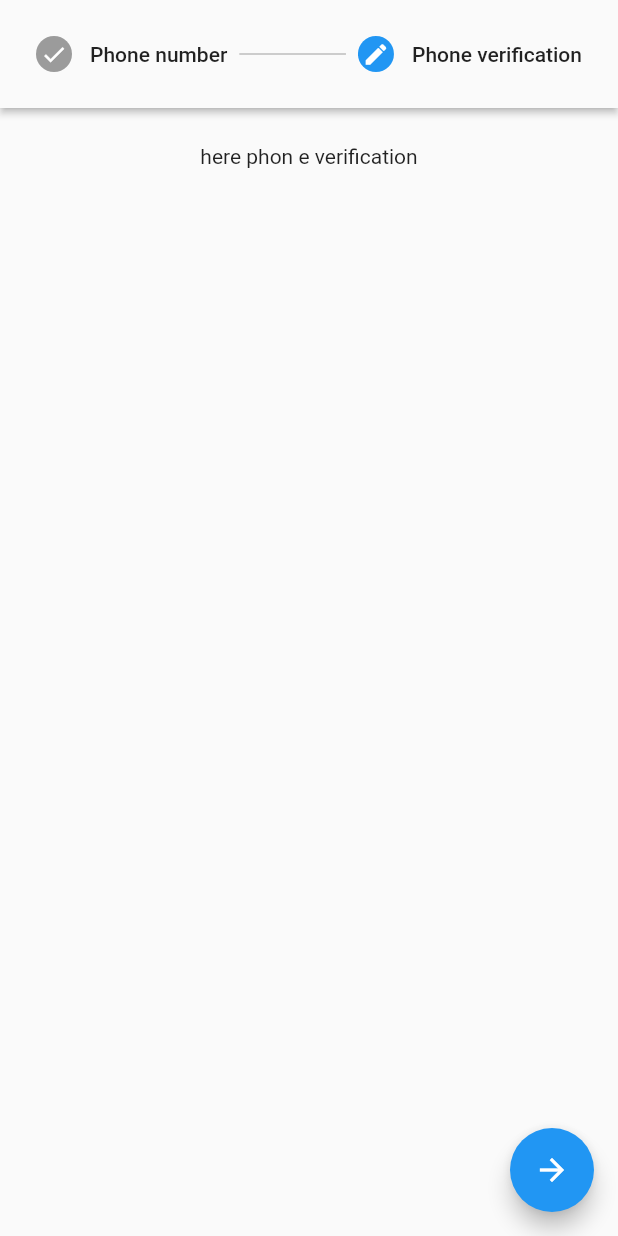
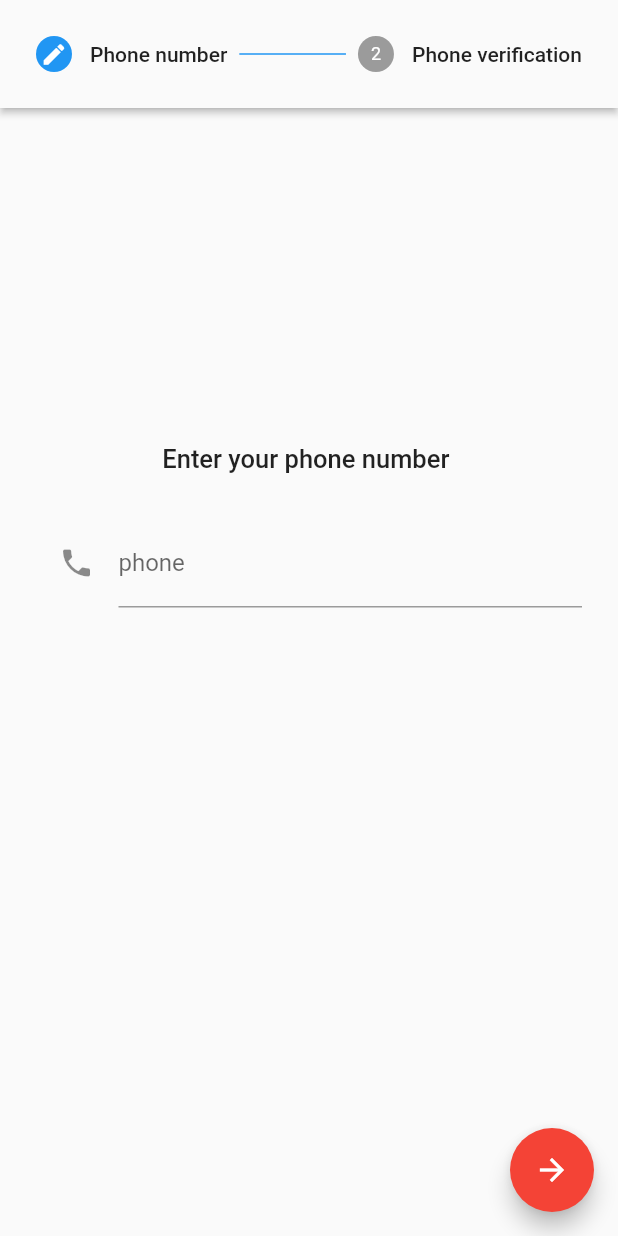
Before and after one commit to aymen-adj/2_cpi_Project, a Flutter app: the LogInUsingPhone screen opened directly, after a tap on the "arrow forward" icon, on a phone screen of 412 x 824 dp. Run offline on Flutter 3.47's test engine with Material 2 defaults, Android fonts, the phone set to English and light mode, and no system bars; our stand-ins replace firebase_auth, firebase_core; missing offline and left inert: mysql1; accounts and stored records are empty.

Commit message:
login Screen

```diff
--- a/lib/components/Log.dart
+++ b/lib/components/Log.dart
@@ -76,7 +76,11 @@ class Formule extends StatelessWidget {
     return Container(
       margin: EdgeInsets.only(left: 15),
       child: TextFormField(
-        decoration: InputDecoration(icon: Icon(icon), labelText: text),
+        decoration: InputDecoration(
+            icon: Icon(
+              icon,
+            ),
+            labelText: text),
         keyboardType:
             (type == formtype.phone) ? TextInputType.phone : TextInputType.text,
         obscureText: (type == formtype.pass) ?? false,
--- a/lib/main.dart
+++ b/lib/main.dart
@@ -2,6 +2,7 @@ import 'package:firebase_core/firebase_core.dart';
 import 'package:flutter/material.dart';
 import 'package:ii_cpi_project/screens/CreateDemande.dart';
 import 'package:ii_cpi_project/screens/CreateOffer.dart';
+import 'package:ii_cpi_project/screens/LogInUsingPhone.dart';
 import 'package:ii_cpi_project/screens/Profile.dart';
 import 'package:ii_cpi_project/screens/Sign%20up.dart';
 import 'package:ii_cpi_project/screens/log_in.dart';
@@ -14,7 +15,7 @@ void main() async {
       // theme: ThemeData.dark(),
       debugShowCheckedModeBanner: false,
       routes: {
-        '/': (context) => CreateOffer(),
+        '/': (context) => LogInUsingPhone(),
         ProfileScreen.id: (context) => ProfileScreen(),
         CreateOffer.id: (context) => CreateOffer(),
         CreateDemande.id: (context) => CreateDemande(),
--- a/lib/screens/LogInUsingPhone.dart
+++ b/lib/screens/LogInUsingPhone.dart
@@ -9,19 +9,14 @@ class LogInUsingPhone extends StatefulWidget {
 
 class _LogInUsingPhoneState extends State<LogInUsingPhone> {
   int currentStep = 0;
+  bool refrech = false;
+  bool valide = false;
+
   @override
   Widget build(BuildContext context) {
+    print("build called valide is " + valide.toString());
     return SafeArea(
       child: Scaffold(
-        //appBar: AppBar(),
-        floatingActionButton: FloatingActionButton(
-          child: Icon(Icons.arrow_forward_sharp),
-          onPressed: () {
-            setState(() {
-              if (currentStep == 0) currentStep++;
-            });
-          },
-        ),
         body: Stepper(
           steps: [
             Step(
@@ -48,7 +43,13 @@ class _LogInUsingPhoneState extends State<LogInUsingPhone> {
                       text: "phone",
                       icon: Icons.phone,
                       type: formtype.phone,
-                      valide: (b) {},
+                      valide: (b) {
+                        valide = b;
+                        WidgetsBinding.instance
+                            .addPostFrameCallback((timeStamp) {
+                          setState(() {});
+                        });
+                      },
                       valeur: (b) {},
                     ),
                   ],
@@ -56,12 +57,12 @@ class _LogInUsingPhoneState extends State<LogInUsingPhone> {
               ),
             ),
             Step(
-              state: currentStep == 1 ? StepState.editing : StepState.indexed,
+              state: currentStep == 1
+                  ? (valide ? StepState.editing : StepState.error)
+                  : StepState.indexed,
               isActive: currentStep == 1,
               title: Text("Phone verification"),
-              content: Center(
-                child: Text("here phon e verification"),
-              ),
+              content: Text("here phone verification"),
             ),
           ],
           currentStep: currentStep,
@@ -71,6 +72,17 @@ class _LogInUsingPhoneState extends State<LogInUsingPhone> {
           },
           controlsBuilder: removeButtons,
         ),
+        floatingActionButton: FloatingActionButton(
+          child: Icon(
+            Icons.arrow_forward_sharp,
+          ),
+          backgroundColor: valide ? Colors.blue : Colors.red,
+          onPressed: () {
+            setState(() {
+              if (currentStep == 0 && valide) currentStep++;
+            });
+          },
+        ),
       ),
     );
   }
```
